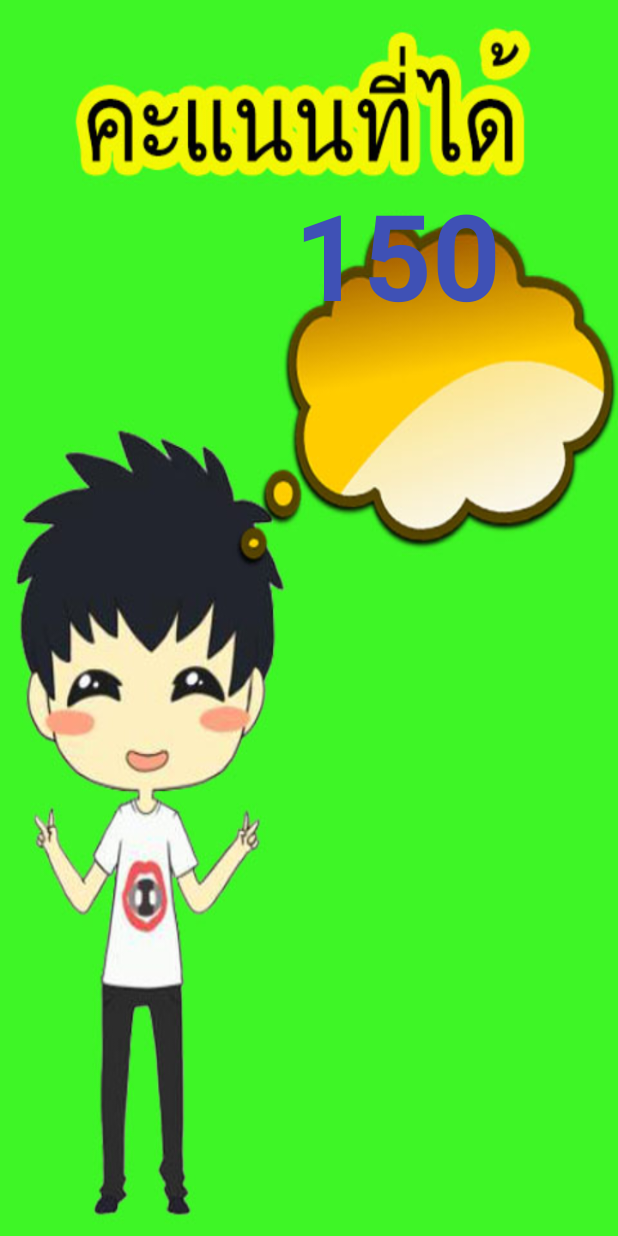
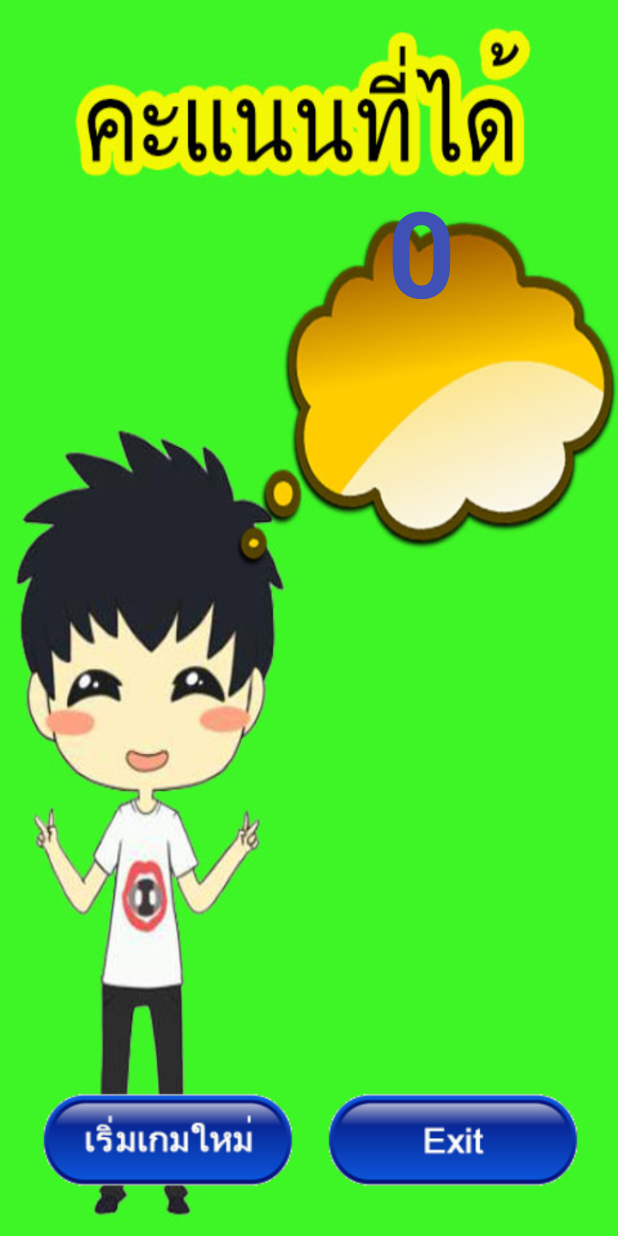
Before and after one commit to masterUNG/MonopolyGame_30decv1, an Android app: the ShowScore screen opened directly, with no data from a screen before it, on a phone screen of 412 x 824 dp. Run offline under Robolectric (Android 15) with nearby library versions, the light colour scheme and no system bars.

Commit message:
update30dec_ok

```diff
--- a/app/src/main/java/rtc/nuttamon/kantana/monopolygame/ShowScore.java
+++ b/app/src/main/java/rtc/nuttamon/kantana/monopolygame/ShowScore.java
@@ -1,13 +1,43 @@
 package rtc.nuttamon.kantana.monopolygame;
 
+import android.content.Intent;
 import android.support.v7.app.AppCompatActivity;
 import android.os.Bundle;
+import android.view.View;
+import android.widget.ImageView;
+import android.widget.TextView;
 
-public class ShowScore extends AppCompatActivity {
+public class ShowScore extends AppCompatActivity implements View.OnClickListener {
+
+    private TextView textView;
+    private ImageView palyImageView, exitImageView;
 
     @Override
     protected void onCreate(Bundle savedInstanceState) {
         super.onCreate(savedInstanceState);
         setContentView(R.layout.activity_show_score);
+
+        //Bind Widget
+        textView = (TextView) findViewById(R.id.textView);
+        palyImageView = (ImageView) findViewById(R.id.imageView14);
+        exitImageView = (ImageView) findViewById(R.id.imageView15);
+
+        textView.setText(Integer.toString(getIntent().getIntExtra("Score", 0)));
+
+        palyImageView.setOnClickListener(this);
+        exitImageView.setOnClickListener(this);
+
+    } // Main Method
+
+    @Override
+    public void onClick(View view) {
+
+        if (view.getId() == R.id.imageView14) {
+            startActivities(new Intent(ShowScore.this, PlayGame.class));
+        }
+
+
+        finish();
+
     }
-}
+} // Main Class
--- a/app/src/main/res/layout/activity_show_score.xml
+++ b/app/src/main/res/layout/activity_show_score.xml
@@ -1,5 +1,6 @@
 <?xml version="1.0" encoding="utf-8"?>
 <RelativeLayout xmlns:android="http://schemas.android.com/apk/res/android"
+    xmlns:app="http://schemas.android.com/apk/res-auto"
     xmlns:tools="http://schemas.android.com/tools"
     android:id="@+id/activity_show_score"
     android:layout_width="match_parent"
@@ -11,14 +12,39 @@
     tools:context="rtc.nuttamon.kantana.monopolygame.ShowScore"
     android:background="@drawable/exit2">
 
+    <LinearLayout
+        android:orientation="horizontal"
+        android:layout_width="match_parent"
+        android:layout_height="100dp"
+        android:layout_alignParentBottom="true">
+
+        <ImageView
+            android:layout_width="wrap_content"
+            android:layout_height="wrap_content"
+            app:srcCompat="@drawable/ko2"
+            android:id="@+id/imageView14"
+            android:layout_weight="1" />
+
+        <ImageView
+            android:layout_width="wrap_content"
+            android:layout_height="wrap_content"
+            app:srcCompat="@drawable/ko1"
+            android:id="@+id/imageView15"
+            android:layout_weight="1" />
+    </LinearLayout>
+
     <TextView
         android:text="150"
-        android:layout_width="wrap_content"
         android:layout_height="wrap_content"
         android:id="@+id/textView"
         android:textSize="80sp"
-        android:layout_marginLeft="180dp"
-        android:layout_marginTop="100dp"
+        android:layout_marginTop="98dp"
         android:textStyle="normal|bold"
-        android:textColor="@color/colorPrimary" />
+        android:textColor="@color/colorPrimary"
+        android:layout_alignParentTop="true"
+        android:layout_alignParentRight="true"
+        android:layout_alignParentEnd="true"
+        android:layout_marginRight="15dp"
+        android:layout_width="200dp"
+        android:gravity="center_horizontal" />
 </RelativeLayout>
```
Also changed, not shown: app/src/main/AndroidManifest.xml (+6 -6 lines), app/src/main/java/rtc/nuttamon/kantana/monopolygame/PlayGame.java (+21 -0 lines), 3 other files.
